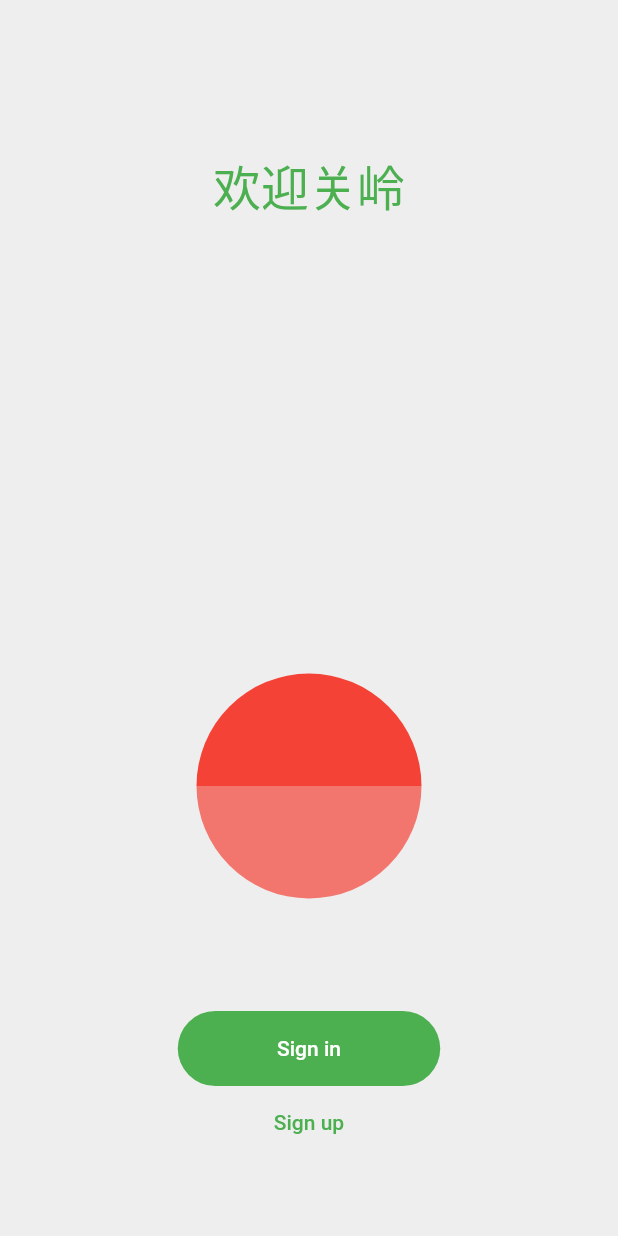
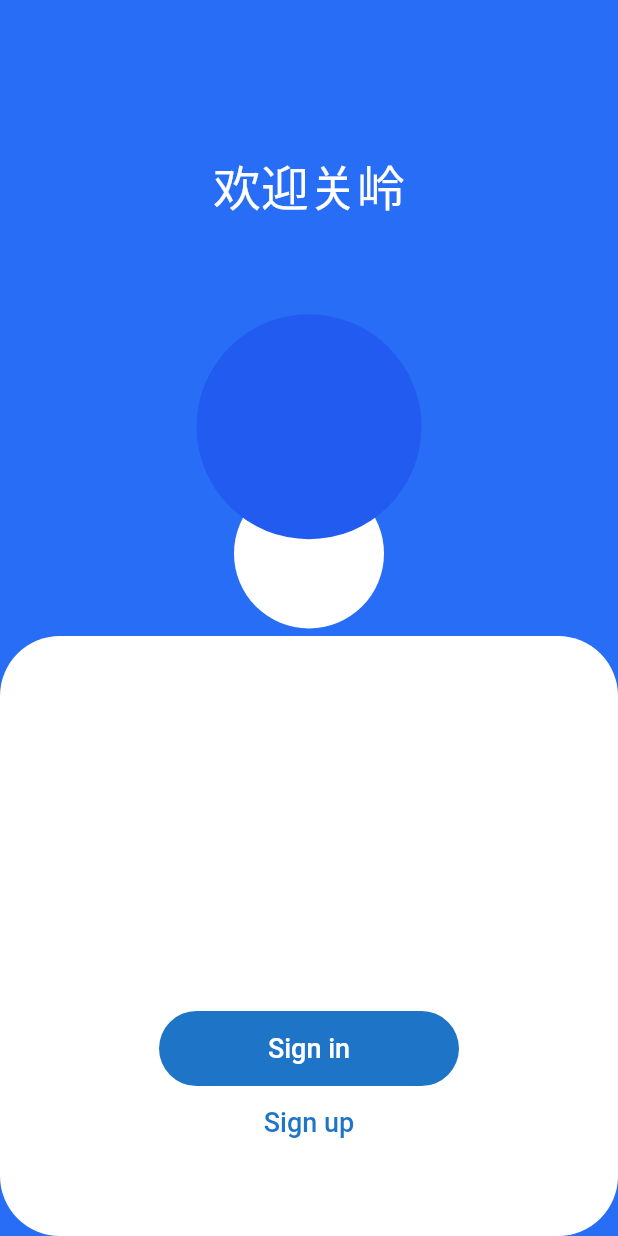
Before and after one commit to dfodeker/Credia, a Flutter app: the screen it shows after launch, on a phone screen of 412 x 824 dp. Run offline on Flutter 3.47's test engine with Material 2 defaults, Android fonts, the light colour scheme and no system bars.

Commit message:
Welcome page with blue background

```diff
--- a/credia_app/lib/main.dart
+++ b/credia_app/lib/main.dart
@@ -1,6 +1,8 @@
 import 'dart:ui' as dartUI;
 
+import 'package:flutter/cupertino.dart';
 import 'package:flutter/material.dart';
+import 'package:flutter/widgets.dart';
 
 void main() => runApp(MyApp());
 
@@ -10,14 +12,15 @@
     return MaterialApp(
       title: 'Credia',
       theme: ThemeData(
-        primaryColor: Colors.green,
-        scaffoldBackgroundColor: Colors.grey.shade200,
+        primaryColor: dartUI.Color.fromARGB(255, 30, 117, 199),
+        scaffoldBackgroundColor: dartUI.Color.fromARGB(255, 40, 109, 246),
       ),
       home: MyHomePage(),
     );
   }
 }
 
+//change background color
 class MyHomePage extends StatefulWidget {
   @override
   _MyHomePageState createState() => _MyHomePageState();
@@ -25,6 +28,7 @@
 
 class _MyHomePageState extends State<MyHomePage> {
   Align buildTitle(BuildContext context) {
+    //change background color
     return Align(
       alignment: Alignment.topCenter,
       child: Padding(
@@ -33,7 +37,7 @@
           '欢迎关岭',
           style: TextStyle(
             fontSize: 32.0,
-            color: Theme.of(context).primaryColor,
+            color: Colors.white,
           ),
         ),
       ),
@@ -44,13 +48,30 @@
     return Align(
       alignment: Alignment.bottomCenter,
       child: Padding(
-        padding: const EdgeInsets.only(bottom: 225.0),
+        padding: const EdgeInsets.only(bottom: 405.0),
+        child: Container(
+          height: 100.0,
+          width: 100.0,
+          decoration: BoxDecoration(
+            shape: BoxShape.circle,
+            color: Colors.white,
+          ),
+        ),
+      ),
+    );
+  }
+
+  Align multiCircle() {
+    return Align(
+      alignment: Alignment.center,
+      child: Padding(
+        padding: const EdgeInsets.only(bottom: 255.0),
         child: Container(
           height: 150.0,
           width: 150.0,
           decoration: BoxDecoration(
             shape: BoxShape.circle,
-            color: Colors.red,
+            color: dartUI.Color.fromARGB(255, 33, 91, 240),
           ),
         ),
       ),
@@ -63,10 +84,11 @@
       child: BackdropFilter(
         filter: dartUI.ImageFilter.blur(sigmaX: 0.0, sigmaY: 0.0),
         child: Container(
-          height: 300.0,
-          width: double.infinity,
+          height: 400.0,
+          width: 500.0,
           decoration: BoxDecoration(
-            color: Colors.grey.shade200.withOpacity(0.3),
+            color: Colors.white,
+            borderRadius: BorderRadius.circular(40.0),
           ),
           child: Align(
             alignment: Alignment.bottomCenter,
@@ -85,16 +107,19 @@
     return Column(
       children: <Widget>[
         SizedBox(
-          width: 175.0,
+          width: 200.0,
           height: 50.0,
           child: FlatButton(
               onPressed: () {},
               color: theme.primaryColor,
               shape: RoundedRectangleBorder(
                   borderRadius: BorderRadius.circular(30.0)),
-              child: Text(
+              child: const Text(
                 'Sign in',
-                style: theme.primaryTextTheme.button,
+                style: TextStyle(
+                  color: Colors.white,
+                  fontSize: 18.0,
+                ),
               )),
         ),
         FlatButton(
@@ -103,7 +128,7 @@
                 borderRadius: BorderRadius.circular(30.0)),
             child: Text(
               'Sign up',
-              style: TextStyle(color: theme.primaryColor),
+              style: TextStyle(color: theme.primaryColor, fontSize: 18.0),
             ))
       ],
     );
@@ -116,6 +141,7 @@
         children: <Widget>[
           buildTitle(context),
           buildCircle(),
+          multiCircle(),
           buildFrostedGlass(),
         ],
       ),
```
